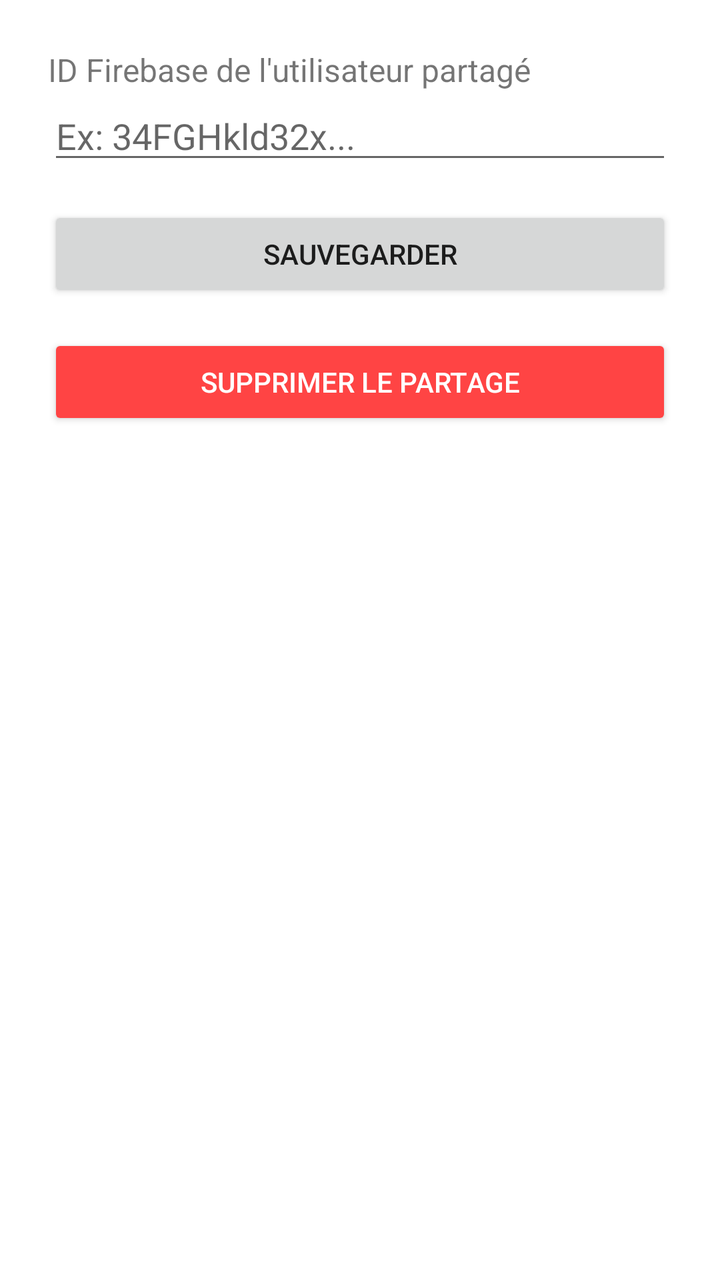
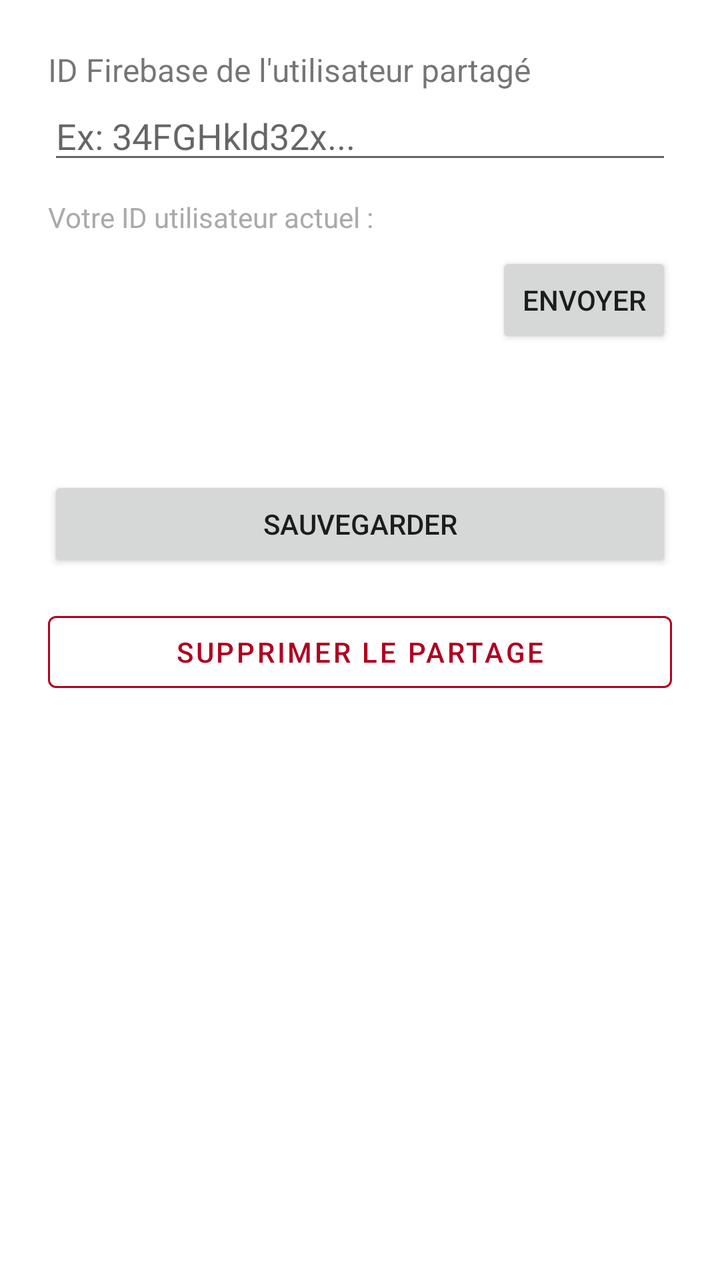

Compare the two renders of this Android layout. The source of the first and the diff that turns it into the second are given below.
<!-- AndroidManifest.xml: application theme Theme.NoteBlocked -->
<!-- res/layout/activity_settings.xml -->
<LinearLayout xmlns:android="http://schemas.android.com/apk/res/android"
    android:layout_width="match_parent"
    android:layout_height="match_parent"
    android:padding="24dp"
    android:orientation="vertical">

    <TextView
        android:layout_width="match_parent"
        android:layout_height="wrap_content"
        android:text="@string/shared_user_id"
        android:textSize="16sp"/>

    <EditText
        android:id="@+id/uid_input"
        android:layout_width="match_parent"
        android:layout_height="wrap_content"
        android:hint="Ex: 34FGHkld32x..." />

    <Button
        android:id="@+id/save_btn"
        android:layout_width="match_parent"
        android:layout_height="wrap_content"
        android:text="@string/save"
        android:layout_marginTop="16dp"/>

    <Button
        android:id="@+id/delete_btn"
        android:layout_width="match_parent"
        android:layout_height="wrap_content"
        android:text="@string/delete_share"
        android:layout_marginTop="16dp"
        android:backgroundTint="@android:color/holo_red_light"
        android:textColor="@android:color/white"/>
</LinearLayout>
<!-- resources referenced by this layout -->
<resources>
  <string name="delete_share">Supprimer le partage</string>
  <string name="save">Sauvegarder</string>
  <string name="shared_user_id">ID Firebase de l\'utilisateur partagé</string>
  <style name="Theme.NoteBlocked" parent="Theme.MaterialComponents.DayNight.DarkActionBar">
          
          <item name="colorPrimary">@color/colorPrimary</item>
          <item name="colorPrimaryVariant">@color/colorPrimaryVariant</item>
          <item name="colorAccent">@color/colorAccent</item>
          <item name="colorOnPrimary">@color/white</item>
          
          <item name="colorSecondary">@color/teal_200</item>
          <item name="colorSecondaryVariant">@color/teal_700</item>
          <item name="colorOnSecondary">@color/black</item>
          
          <item name="android:statusBarColor">?attr/colorPrimaryVariant</item>
          
      </style>
  <color name="colorPrimary">#6200EE</color>
  <color name="colorPrimaryVariant">#3700B3</color>
  <color name="colorAccent">#03DAC5</color>
  <color name="white">#FFFFFFFF</color>
  <color name="teal_200">#FF03DAC5</color>
  <color name="teal_700">#FF018786</color>
  <color name="black">#FF000000</color>
</resources>

<!-- the commit's change to res/layout/activity_settings.xml (unified diff, before → after) -->
@@ -1,6 +1,8 @@
+<?xml version="1.0" encoding="utf-8"?>
 <LinearLayout xmlns:android="http://schemas.android.com/apk/res/android"
     android:layout_width="match_parent"
     android:layout_height="match_parent"
+    xmlns:app="http://schemas.android.com/apk/res-auto"
     android:padding="24dp"
     android:orientation="vertical">
 
@@ -16,19 +18,58 @@
         android:layout_height="wrap_content"
         android:hint="Ex: 34FGHkld32x..." />
 
+    
+    <TextView
+        android:layout_width="match_parent"
+        android:layout_height="wrap_content"
+        android:text="@string/current_id"
+        android:textSize="14sp"
+        android:textColor="@android:color/darker_gray"
+        android:layout_marginTop="12dp"/>
+
+    
+    <LinearLayout
+        android:layout_width="match_parent"
+        android:layout_height="wrap_content"
+        android:orientation="horizontal"
+        android:gravity="center_vertical"
+        android:layout_marginTop="8dp">
+
+        <EditText
+            android:id="@+id/current_user_id"
+            android:layout_width="0dp"
+            android:layout_weight="1"
+            android:layout_height="wrap_content"
+            android:enabled="false"
+            android:focusable="false"
+            android:textColor="@android:color/black"
+            android:textSize="14sp"
+            android:background="@android:color/transparent" />
+
+        <Button
+            android:id="@+id/share_id_btn"
+            android:layout_width="wrap_content"
+            android:layout_height="wrap_content"
+            android:text="@string/send"
+            android:layout_marginStart="8dp" />
+    </LinearLayout>
+
     <Button
         android:id="@+id/save_btn"
         android:layout_width="match_parent"
         android:layout_height="wrap_content"
         android:text="@string/save"
-        android:layout_marginTop="16dp"/>
+        android:layout_marginTop="64dp"/>
 
-    <Button
+    <com.google.android.material.button.MaterialButton
+        style="@style/Widget.MaterialComponents.Button.OutlinedButton"
         android:id="@+id/delete_btn"
         android:layout_width="match_parent"
         android:layout_height="wrap_content"
         android:text="@string/delete_share"
         android:layout_marginTop="16dp"
-        android:backgroundTint="@android:color/holo_red_light"
-        android:textColor="@android:color/white"/>
+        app:strokeColor="?attr/colorError"
+        app:strokeWidth="1dp"
+        android:textColor="?attr/colorError" />
+
 </LinearLayout>
<!-- resource entries referenced after the edit -->
@@ -1,7 +1,9 @@
 <!-- resources referenced by this layout -->
 <resources>
+  <string name="current_id">Votre ID utilisateur actuel : </string>
   <string name="delete_share">Supprimer le partage</string>
   <string name="save">Sauvegarder</string>
+  <string name="send">Envoyer</string>
   <string name="shared_user_id">ID Firebase de l\'utilisateur partagé</string>
   <style name="Theme.NoteBlocked" parent="Theme.MaterialComponents.DayNight.DarkActionBar">
           
